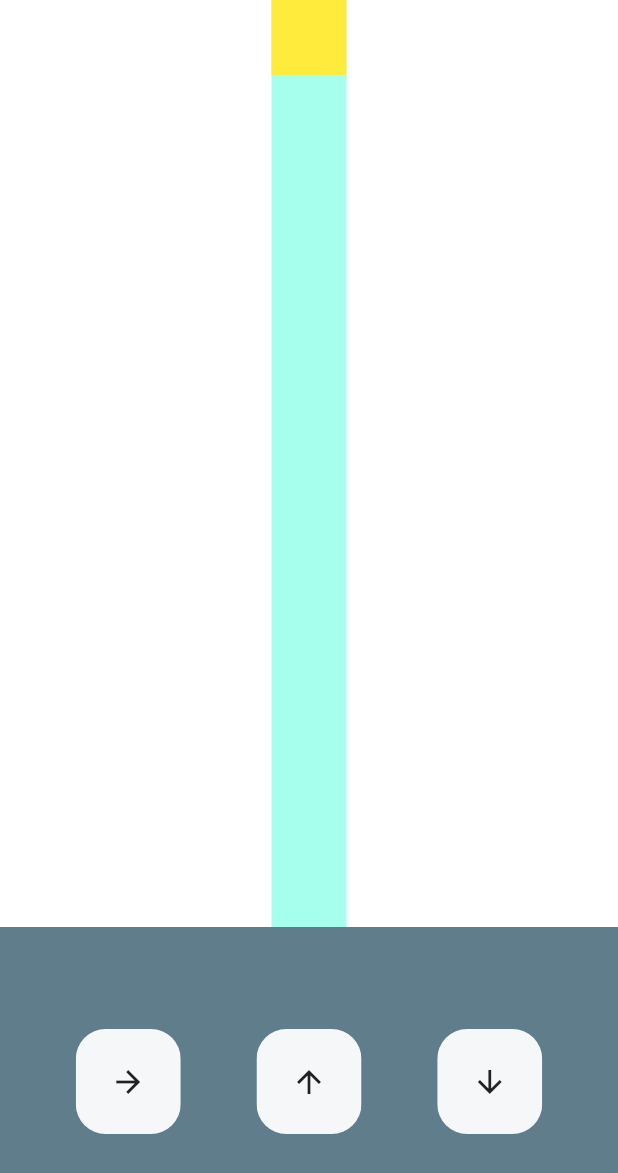
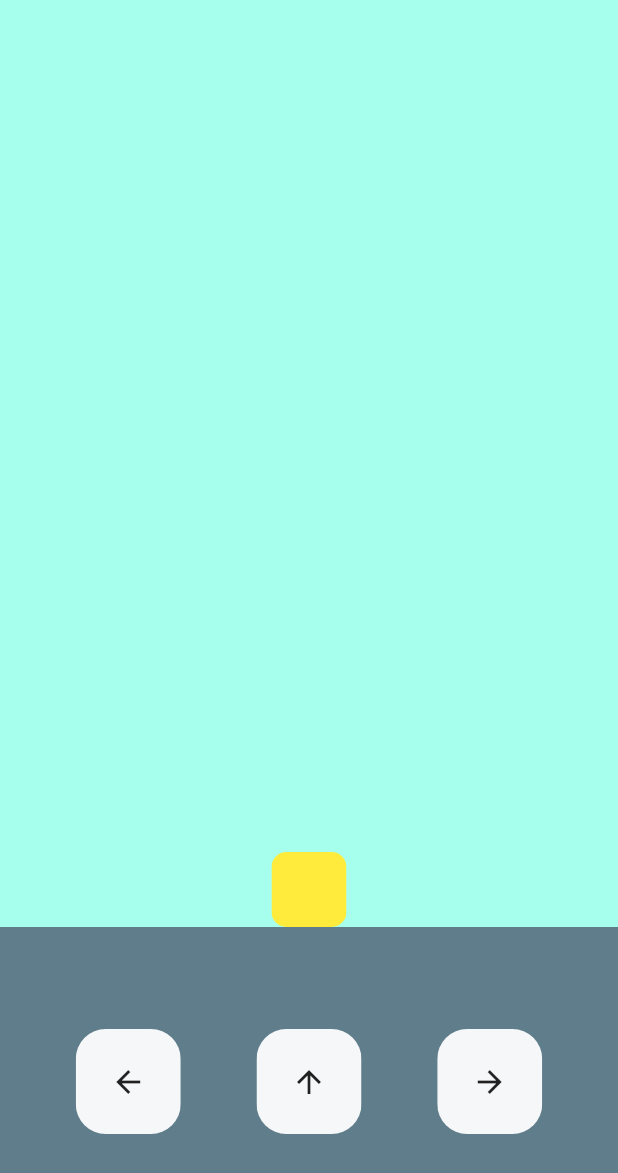
Before and after one commit to Sujata658/flutter_projects, a Flutter app: the screen it shows after launch, on a phone screen of 412 x 824 dp. Shown: the top 1173 px of the screen. Run offline on Flutter 3.47's test engine with Material 2 defaults, Android fonts, the light colour scheme and no system bars; our stand-ins replace firebase_core; accounts and stored records are empty.

Commit message:
player made

```diff
--- a/bubbletrouble/lib/HomePage.dart
+++ b/bubbletrouble/lib/HomePage.dart
@@ -1,4 +1,5 @@
 import 'package:bubbletrouble/button.dart';
+import 'package:bubbletrouble/player.dart';
 import 'package:flutter/material.dart';
 
 class HomePage extends StatefulWidget {
@@ -9,6 +10,20 @@ class HomePage extends StatefulWidget {
 }
 
 class _HomePageState extends State<HomePage> {
+
+      double playerX = 0;
+  void moveRight() {
+    setState(() {
+      playerX += 0.1;
+    });
+  }
+
+  void moveUp() {}
+  void moveLeft() {
+    setState(() {
+      playerX -= 0.1;
+    });
+  }
   @override
   Widget build(BuildContext context) {
     return Column(
@@ -17,28 +32,26 @@ class _HomePageState extends State<HomePage> {
           flex: 3,
           child: Container(
             color: Color.fromARGB(190, 134, 255, 229),
-              child: Container(child: Stack(
+            child: Center(
+              child: Stack(
                 children: [
-                  Container(
-                    width: 50,
-                    height: 50,
-                    color: Colors.yellow,
-                  )
+                  MyPlayer(playerX)
                 ],
-              ),),),)
-        ,Expanded(
+              ),
+            ),
+          ),
+        ),
+        Expanded(
           child: Container(
             color: Colors.blueGrey,
             child: Row(
                 mainAxisAlignment: MainAxisAlignment.spaceEvenly,
                 children: [
-              MyButton(icon: Icons.arrow_forward,),
-              MyButton(icon: Icons.arrow_upward,),
-              MyButton(icon: Icons.arrow_downward,),
-
+                  MyButton(icon: Icons.arrow_back, function: moveLeft),
+                  MyButton(icon: Icons.arrow_upward, function: moveUp),
+                  MyButton(icon: Icons.arrow_forward, function: moveRight),
                 ]),
           ),
-
         )
       ],
     );
--- a/bubbletrouble/lib/button.dart
+++ b/bubbletrouble/lib/button.dart
@@ -1,18 +1,22 @@
 import 'package:flutter/material.dart';
 
 class MyButton extends StatelessWidget {
-  MyButton({required this.icon,super.key});
+  MyButton({required this.icon, super.key, this.function});
   IconData icon;
+  final function;
 
   @override
   Widget build(BuildContext context) {
-    return ClipRRect(
-      borderRadius: BorderRadius.circular(20),
-      child: Container(
-        width: 70,
-        height: 70,
-        color: Color.fromARGB(240, 255, 255, 255),
-        child: Icon(icon),
+    return GestureDetector(
+      onTap: function,
+      child: ClipRRect(
+        borderRadius: BorderRadius.circular(20),
+        child: Container(
+          width: 70,
+          height: 70,
+          color: Color.fromARGB(240, 255, 255, 255),
+          child: Center(child: Icon(icon),)
+        ),
       ),
     );
   }
--- /dev/null
+++ b/bubbletrouble/lib/player.dart
@@ -0,0 +1,21 @@
+import 'package:flutter/material.dart';
+
+class MyPlayer extends StatelessWidget {
+  MyPlayer(this.playerX);
+  final playerX;
+
+  @override
+  Widget build(BuildContext context) {
+    return Container(
+        alignment: Alignment(playerX, 1),
+      child: ClipRRect(
+        borderRadius: BorderRadius.circular(10),
+        child: Container(
+          width: 50,
+          height: 50,
+          color: Colors.yellow,
+        ),
+      ),
+    );
+  }
+}
```
Lines whose indentation alone changed are shown as unchanged.
